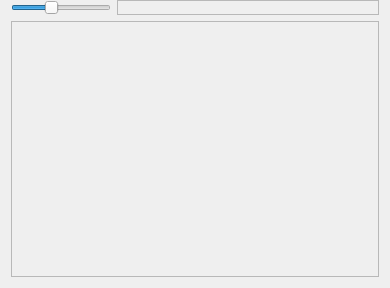
Before: the Qt Designer form src/widgets/timeline_ui.ui in KDE/kdenlive, drawn with Qt 5.
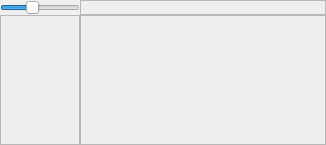
After: the same form once the commit is applied.

Diff of the .ui file:
```diff
--- a/src/widgets/timeline_ui.ui
+++ b/src/widgets/timeline_ui.ui
@@ -5,19 +5,34 @@
    <rect>
     <x>0</x>
     <y>0</y>
-    <width>390</width>
-    <height>288</height>
+    <width>326</width>
+    <height>145</height>
    </rect>
   </property>
   <layout class="QGridLayout" >
+   <property name="leftMargin" >
+    <number>0</number>
+   </property>
    <property name="topMargin" >
     <number>0</number>
    </property>
+   <property name="rightMargin" >
+    <number>0</number>
+   </property>
+   <property name="bottomMargin" >
+    <number>0</number>
+   </property>
+   <property name="horizontalSpacing" >
+    <number>0</number>
+   </property>
+   <property name="verticalSpacing" >
+    <number>0</number>
+   </property>
    <item row="0" column="0" >
     <widget class="QSlider" name="horizontalSlider" >
      <property name="maximumSize" >
       <size>
-       <width>100</width>
+       <width>80</width>
        <height>16777215</height>
       </size>
      </property>
@@ -60,13 +75,41 @@
      </property>
     </widget>
    </item>
-   <item row="1" column="0" colspan="2" >
-    <widget class="QFrame" name="frame" >
+   <item row="1" column="0" >
+    <widget class="QFrame" name="headers_frame" >
+     <property name="minimumSize" >
+      <size>
+       <width>80</width>
+       <height>16</height>
+      </size>
+     </property>
+     <property name="maximumSize" >
+      <size>
+       <width>80</width>
+       <height>16777215</height>
+      </size>
+     </property>
      <property name="frameShape" >
       <enum>QFrame::StyledPanel</enum>
      </property>
      <property name="frameShadow" >
       <enum>QFrame::Raised</enum>
+     </property>
+     <property name="lineWidth" >
+      <number>0</number>
+     </property>
+    </widget>
+   </item>
+   <item row="1" column="1" >
+    <widget class="QFrame" name="tracks_frame" >
+     <property name="frameShape" >
+      <enum>QFrame::StyledPanel</enum>
+     </property>
+     <property name="frameShadow" >
+      <enum>QFrame::Raised</enum>
+     </property>
+     <property name="lineWidth" >
+      <number>0</number>
      </property>
     </widget>
    </item>
```
